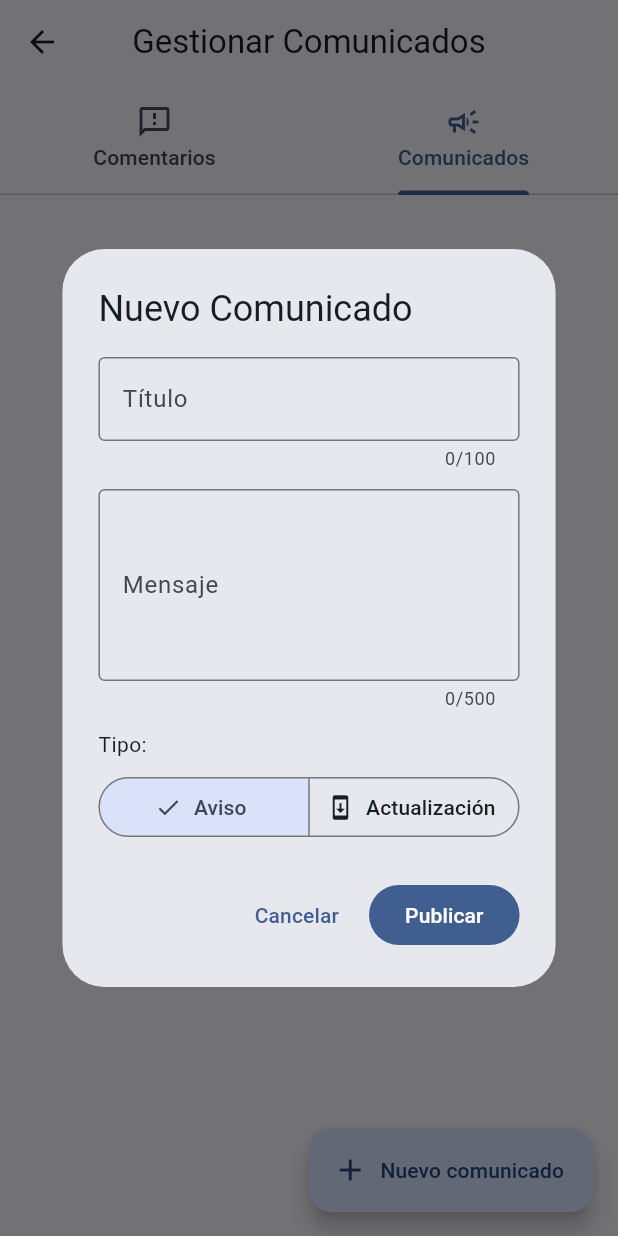
After one commit to freddy-h2/flutter_cleanapp, a Flutter app: the FeedbackScreen screen opened directly, tab 2 chosen, after a tap on "Nuevo comunicado", on a phone screen of 412 x 824 dp. The commit adds this screen. Run offline on Flutter 3.47's test engine with Material 3 defaults, Android fonts, the phone set to English and light mode, and no system bars; our stand-ins replace flutter_dotenv, flutter_local_notifications, supabase_flutter; accounts and stored records are empty.

Commit message:
Add feedback dialog, admin feedback/announcements screen, and notifyAnnouncement (flutter_cleanapp-9wd.5)

```diff
--- /dev/null
+++ b/lib/screens/admin/feedback_screen.dart
@@ -0,0 +1,373 @@
+import 'package:flutter/material.dart';
+import 'package:flutter_cleanapp/data/supabase_service.dart';
+import 'package:flutter_cleanapp/models/announcement.dart';
+import 'package:flutter_cleanapp/models/feedback_model.dart';
+
+/// Admin screen for viewing user feedback and managing announcements.
+///
+/// Has two tabs:
+/// - **Comentarios**: Shows all anonymous app feedback with delete option.
+/// - **Comunicados**: Shows all announcements with create/deactivate options.
+class FeedbackScreen extends StatefulWidget {
+  /// Creates a [FeedbackScreen].
+  const FeedbackScreen({super.key});
+
+  @override
+  State<FeedbackScreen> createState() => _FeedbackScreenState();
+}
+
+class _FeedbackScreenState extends State<FeedbackScreen>
+    with SingleTickerProviderStateMixin {
+  List<FeedbackModel> _feedback = [];
+  List<Announcement> _announcements = [];
+  bool _isLoading = true;
+  late final TabController _tabController;
+
+  @override
+  void initState() {
+    super.initState();
+    _tabController = TabController(length: 2, vsync: this);
+    _loadData();
+  }
+
+  @override
+  void dispose() {
+    _tabController.dispose();
+    super.dispose();
+  }
+
+  Future<void> _loadData() async {
+    setState(() => _isLoading = true);
+    try {
+      final results = await Future.wait([
+        SupabaseService.instance.getAllFeedback(),
+        SupabaseService.instance.getAllAnnouncements(),
+      ]);
+      if (mounted) {
+        setState(() {
+          _feedback = results[0] as List<FeedbackModel>;
+          _announcements = results[1] as List<Announcement>;
+          _isLoading = false;
+        });
+      }
+    } catch (e) {
+      if (mounted) {
+        setState(() => _isLoading = false);
+        ScaffoldMessenger.of(
+          context,
+        ).showSnackBar(SnackBar(content: Text('Error: $e')));
+      }
+    }
+  }
+
+  Future<void> _deleteFeedback(String feedbackId) async {
+    try {
+      await SupabaseService.instance.deleteFeedback(feedbackId);
+      await _loadData();
+    } catch (e) {
+      if (mounted) {
+        ScaffoldMessenger.of(
+          context,
+        ).showSnackBar(SnackBar(content: Text('Error al eliminar: $e')));
+      }
+    }
+  }
+
+  Future<void> _deactivateAnnouncement(String announcementId) async {
+    try {
+      await SupabaseService.instance.deactivateAnnouncement(announcementId);
+      await _loadData();
+    } catch (e) {
+      if (mounted) {
+        ScaffoldMessenger.of(
+          context,
+        ).showSnackBar(SnackBar(content: Text('Error al desactivar: $e')));
+      }
+    }
+  }
+
+  Future<void> _showCreateAnnouncementDialog() async {
+    final titleController = TextEditingController();
+    final messageController = TextEditingController();
+    final linkController = TextEditingController();
+    AnnouncementType selectedType = AnnouncementType.aviso;
+
+    final confirmed = await showDialog<bool>(
+      context: context,
+      builder: (ctx) => StatefulBuilder(
+        builder: (ctx, setDialogState) => AlertDialog(
+          title: const Text('Nuevo Comunicado'),
+          content: SingleChildScrollView(
+            child: Column(
+              mainAxisSize: MainAxisSize.min,
+              crossAxisAlignment: CrossAxisAlignment.start,
+              children: [
+                TextField(
+                  controller: titleController,
+                  maxLength: 100,
+                  decoration: const InputDecoration(
+                    labelText: 'Título',
+                    border: OutlineInputBorder(),
+                  ),
+                ),
+                const SizedBox(height: 12),
+                TextField(
+                  controller: messageController,
+                  maxLines: 4,
+                  maxLength: 500,
+                  decoration: const InputDecoration(
+                    labelText: 'Mensaje',
+                    border: OutlineInputBorder(),
+                  ),
+                ),
+                const SizedBox(height: 12),
+                const Text('Tipo:'),
+                const SizedBox(height: 8),
+                SegmentedButton<AnnouncementType>(
+                  segments: const [
+                    ButtonSegment(
+                      value: AnnouncementType.aviso,
+                      label: Text('Aviso'),
+                      icon: Icon(Icons.campaign_outlined),
+                    ),
+                    ButtonSegment(
+                      value: AnnouncementType.update,
+                      label: Text('Actualización'),
+                      icon: Icon(Icons.system_update_outlined),
+                    ),
+                  ],
+                  selected: {selectedType},
+                  onSelectionChanged: (selection) {
+                    setDialogState(() {
+                      selectedType = selection.first;
+                    });
+                  },
+                ),
+                if (selectedType == AnnouncementType.update) ...[
+                  const SizedBox(height: 12),
+                  TextField(
+                    controller: linkController,
+                    decoration: const InputDecoration(
+                      labelText: 'Enlace de descarga',
+                      hintText: 'https://...',
+                      border: OutlineInputBorder(),
+                    ),
+                  ),
+                ],
+              ],
+            ),
+          ),
+          actions: [
+            TextButton(
+              onPressed: () => Navigator.pop(ctx, false),
+              child: const Text('Cancelar'),
+            ),
+            FilledButton(
+              onPressed: () => Navigator.pop(ctx, true),
+              child: const Text('Publicar'),
+            ),
+          ],
+        ),
+      ),
+    );
+
+    if (confirmed == true &&
+        titleController.text.trim().isNotEmpty &&
+        messageController.text.trim().isNotEmpty) {
+      try {
+        final userId = await SupabaseService.instance.getCurrentUser();
+        if (userId == null) return;
+        await SupabaseService.instance.createAnnouncement(
+          senderId: userId.id,
+          title: titleController.text.trim(),
+          message: messageController.text.trim(),
+          type: selectedType,
+          link:
+              selectedType == AnnouncementType.update &&
+                  linkController.text.trim().isNotEmpty
+              ? linkController.text.trim()
+              : null,
+        );
+        if (mounted) {
+          ScaffoldMessenger.of(context).showSnackBar(
+            const SnackBar(content: Text('Comunicado publicado.')),
+          );
+        }
+        await _loadData();
+      } catch (e) {
+        if (mounted) {
+          ScaffoldMessenger.of(
+            context,
+          ).showSnackBar(SnackBar(content: Text('Error al publicar: $e')));
+        }
+      }
+    }
+
+    titleController.dispose();
+    messageController.dispose();
+    linkController.dispose();
+  }
+
+  String _formatDate(DateTime dt) {
+    return '${dt.day.toString().padLeft(2, '0')}/'
+        '${dt.month.toString().padLeft(2, '0')}/'
+        '${dt.year}';
+  }
+
+  Widget _buildFeedbackTab() {
+    if (_isLoading) {
+      return const Center(child: CircularProgressIndicator());
+    }
+    if (_feedback.isEmpty) {
+      return const Center(
+        child: Text(
+          'No hay comentarios sobre la app',
+          style: TextStyle(fontSize: 16),
+        ),
+      );
+    }
+    return ListView.separated(
+      padding: const EdgeInsets.all(16),
+      itemCount: _feedback.length,
+      separatorBuilder: (_, _) => const SizedBox(height: 8),
+      itemBuilder: (context, index) {
+        final item = _feedback[index];
+        return Card(
+          child: ListTile(
+            title: Text(item.message),
+            subtitle: Text(_formatDate(item.createdAt)),
+            trailing: IconButton(
+              icon: const Icon(Icons.delete_outline),
+              tooltip: 'Eliminar',
+              onPressed: () => _deleteFeedback(item.id),
+            ),
+          ),
+        );
+      },
+    );
+  }
+
+  Widget _buildAnnouncementsTab() {
+    if (_isLoading) {
+      return const Center(child: CircularProgressIndicator());
+    }
+    return Stack(
+      children: [
+        _announcements.isEmpty
+            ? const Center(
+                child: Text(
+                  'No hay comunicados',
+                  style: TextStyle(fontSize: 16),
+                ),
+              )
+            : ListView.separated(
+                padding: const EdgeInsets.fromLTRB(16, 16, 16, 80),
+                itemCount: _announcements.length,
+                separatorBuilder: (_, _) => const SizedBox(height: 8),
+                itemBuilder: (context, index) {
+                  final item = _announcements[index];
+                  final isUpdate = item.type == AnnouncementType.update;
+                  return Card(
+                    child: Padding(
+                      padding: const EdgeInsets.all(12),
+                      child: Column(
+                        crossAxisAlignment: CrossAxisAlignment.start,
+                        children: [
+                          Row(
+                            children: [
+                              Icon(
+                                isUpdate ? Icons.system_update : Icons.campaign,
+                                size: 20,
+                              ),
+                              const SizedBox(width: 8),
+                              Expanded(
+                                child: Text(
+                                  item.title,
+                                  style: const TextStyle(
+                                    fontWeight: FontWeight.bold,
+                                    fontSize: 15,
+                                  ),
+                                ),
+                              ),
+                              if (!item.isActive)
+                                const Chip(
+                                  label: Text('Inactivo'),
+                                  visualDensity: VisualDensity.compact,
+                                )
+                              else
+                                TextButton(
+                                  onPressed: () =>
+                                      _deactivateAnnouncement(item.id),
+                                  child: const Text('Desactivar'),
+                                ),
+                            ],
+                          ),
+                          const SizedBox(height: 4),
+                          Text(item.message),
+                          const SizedBox(height: 4),
+                          Row(
+                            children: [
+                              Chip(
+                                label: Text(
+                                  isUpdate ? 'Actualización' : 'Aviso',
+                                ),
+                                visualDensity: VisualDensity.compact,
+                              ),
+                              const SizedBox(width: 8),
+                              Text(
+                                _formatDate(item.createdAt),
+                                style: Theme.of(context).textTheme.bodySmall,
+                              ),
+                            ],
+                          ),
+                          if (isUpdate && item.link != null) ...[
+                            const SizedBox(height: 4),
+                            Text(
+                              item.link!,
+                              style: Theme.of(context).textTheme.bodySmall
+                                  ?.copyWith(
+                                    color: Theme.of(
+                                      context,
+                                    ).colorScheme.primary,
+                                  ),
+                            ),
+                          ],
+                        ],
+                      ),
+                    ),
+                  );
+                },
+              ),
+        Positioned(
+          bottom: 16,
+          right: 16,
+          child: FloatingActionButton.extended(
+            onPressed: _showCreateAnnouncementDialog,
+            icon: const Icon(Icons.add),
+            label: const Text('Nuevo comunicado'),
+          ),
+        ),
+      ],
+    );
+  }
+
+  @override
+  Widget build(BuildContext context) {
+    return Scaffold(
+      appBar: AppBar(
+        title: const Text('Gestionar Comunicados'),
+        bottom: TabBar(
+          controller: _tabController,
+          tabs: const [
+            Tab(icon: Icon(Icons.feedback_outlined), text: 'Comentarios'),
+            Tab(icon: Icon(Icons.campaign_outlined), text: 'Comunicados'),
+          ],
+        ),
+      ),
+      body: TabBarView(
+        controller: _tabController,
+        children: [_buildFeedbackTab(), _buildAnnouncementsTab()],
+      ),
+    );
+  }
+}
```
Also changed, not shown: lib/app.dart (+75 -0 lines), lib/core/notification_service.dart (+13 -0 lines).
